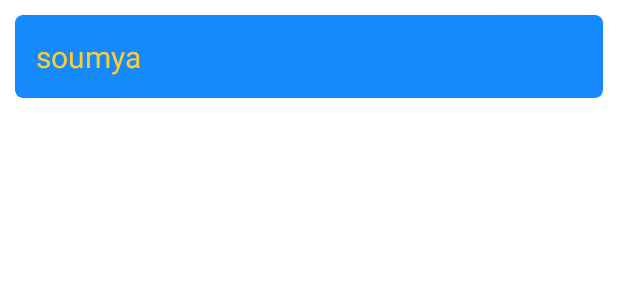
After one commit to soumyajaincarmel/Firebase-Chat-Application_Chatbea, an Android app: the layout item_users_rv.xml on its own in the app's theme, with its tools: preview values and no code run, on a phone screen of 412 x 824 dp. The commit adds this screen. Shown: the top 300 px of the screen. Run offline under Robolectric (Android 15) with nearby library versions, the phone set to English and light mode, and no system bars; network calls fail.

Commit message:
Users.java, activity_users.xml is updated with RecyclerView (ListView is now replaced with RecyclerView).

```diff
--- a/app/build.gradle
+++ b/app/build.gradle
@@ -40,6 +40,11 @@ dependencies {
     implementation("com.android.volley:volley:1.2.1")
     implementation 'com.google.firebase:firebase-common-ktx:20.0.0'
 
+    //noinspection GradleCompatible,GradleCompatible
+    implementation 'com.android.support:appcompat-v7:28.0.0'
+    //noinspection GradleCompatible
+    implementation 'com.android.support:support-v4:28.0.0'
+
     testImplementation 'junit:junit:4.+'
     androidTestImplementation 'androidx.test.ext:junit:1.1.3'
     androidTestImplementation 'androidx.test.espresso:espresso-core:3.4.0'
--- /dev/null
+++ b/app/src/main/res/layout/item_users_rv.xml
@@ -0,0 +1,28 @@
+<?xml version="1.0" encoding="utf-8"?>
+<androidx.cardview.widget.CardView xmlns:android="http://schemas.android.com/apk/res/android"
+    xmlns:app="http://schemas.android.com/apk/res-auto"
+    xmlns:tools="http://schemas.android.com/tools"
+    android:layout_width="match_parent"
+    android:layout_height="wrap_content"
+    android:layout_margin="10dp"
+    android:backgroundTint="@color/primaryColor"
+    android:elevation="10dp"
+    app:cardCornerRadius="5dp">
+
+    <LinearLayout
+        android:layout_width="match_parent"
+        android:layout_height="wrap_content"
+        android:orientation="vertical"
+        android:padding="10dp">
+
+        <TextView
+            android:id="@+id/tv_user_name"
+            android:layout_width="match_parent"
+            android:layout_height="wrap_content"
+            android:padding="4dp"
+            android:textColor="@color/secondaryColor"
+            android:textSize="20sp"
+            tools:text="soumya" />
+
+    </LinearLayout>
+</androidx.cardview.widget.CardView>
```
Also changed, not shown: app/src/main/java/com/example/firebasechatapplication/Users.java (+20 -14 lines), app/src/main/java/com/example/firebasechatapplication/UsersAdapter.java (added, +76 -0 lines), app/src/main/res/layout/activity_users.xml (+5 -3 lines).
